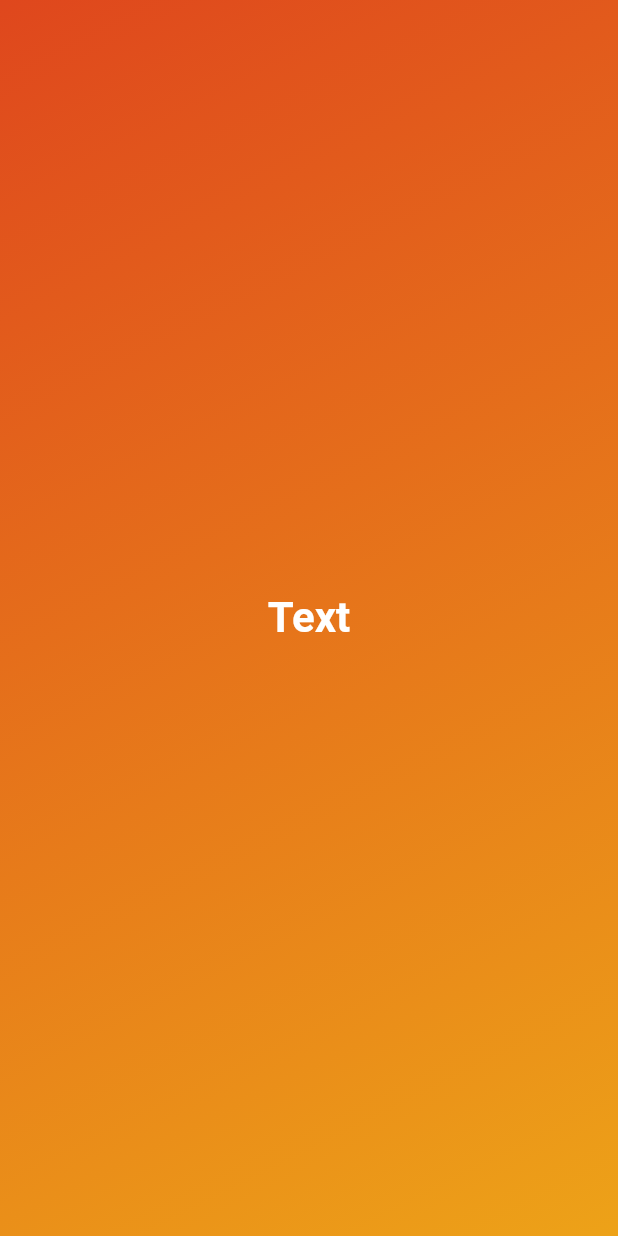
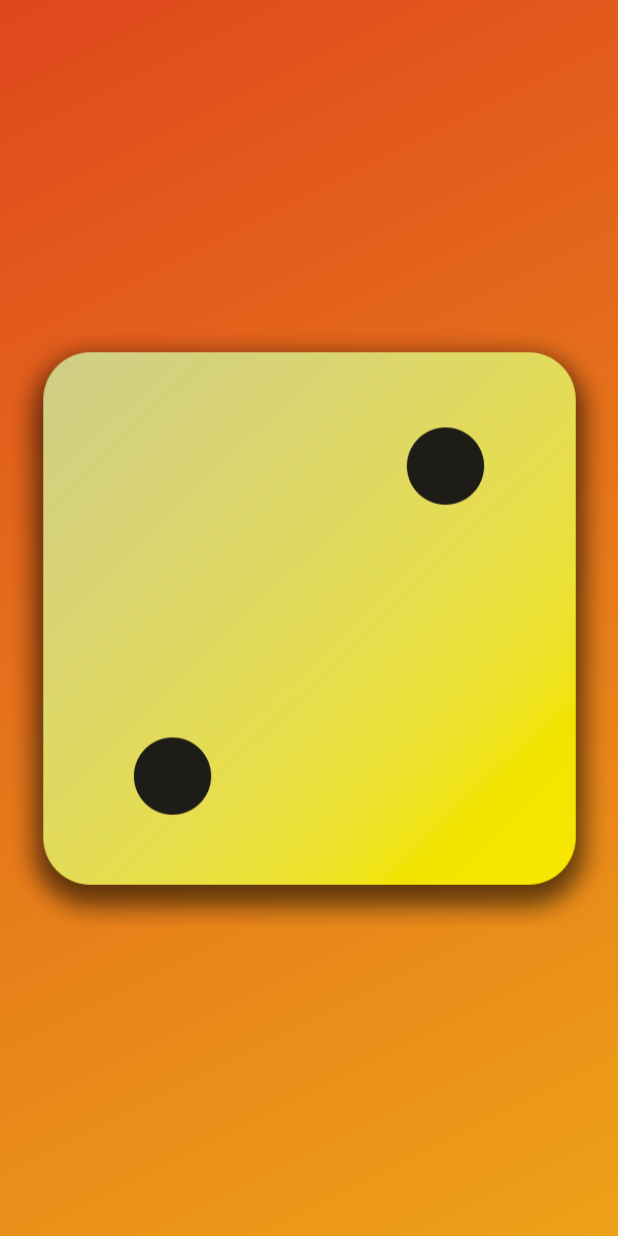
Before and after one commit to alexsumoski/flutter-training, a Flutter app: the screen it shows after launch, on a phone screen of 412 x 824 dp. Run offline on Flutter 3.47's test engine with Material 2 defaults, Android fonts, the phone set to English and light mode, and no system bars.

Commit message:
adding images

```diff
--- a/dice_roll/lib/gradient_container.dart
+++ b/dice_roll/lib/gradient_container.dart
@@ -1,24 +1,26 @@
-import 'package:dice_roll/styled_text.dart';
 import 'package:flutter/material.dart';
 
 const startAlignment = Alignment.topLeft;
 const endAlignment = Alignment.bottomRight;
 
 class GradientContainer extends StatelessWidget {
-  const GradientContainer({super.key});
+  const GradientContainer(this.colors, {super.key});
+
+  final List<Color> colors;
+
 
   @override
   Widget build(context) {
     return Container(
-      decoration: const BoxDecoration(
+      decoration: BoxDecoration(
         gradient: LinearGradient(
-            colors: [ Color.fromARGB(255, 223, 71, 29), Color.fromARGB(255, 237, 162, 24) ],
+            colors: colors,
             begin: startAlignment,
             end: endAlignment,
           ),
       ),
-      child: const Center(
-        child: StyledText('Text')
+      child: Center(
+        child: Image.asset('assets/images/dice-2.png')
       ),
     );
   }
--- a/dice_roll/lib/main.dart
+++ b/dice_roll/lib/main.dart
@@ -5,7 +5,7 @@ void main() {
   runApp(
     const MaterialApp(
       home: Scaffold(
-        body: GradientContainer()
+        body: GradientContainer([Color.fromARGB(255, 223, 71, 29), Color.fromARGB(255, 237, 162, 24)])
       ),
     )
   );
```
Also changed, not shown: dice_roll/pubspec.yaml (+7 -3 lines), dice_roll/assets/images/dice-1.png (added), dice_roll/assets/images/dice-2.png (added), dice_roll/assets/images/dice-3.png (added), dice_roll/assets/images/dice-4.png (added), dice_roll/assets/images/dice-5.png (added), dice_roll/assets/images/dice-6.png (added).
